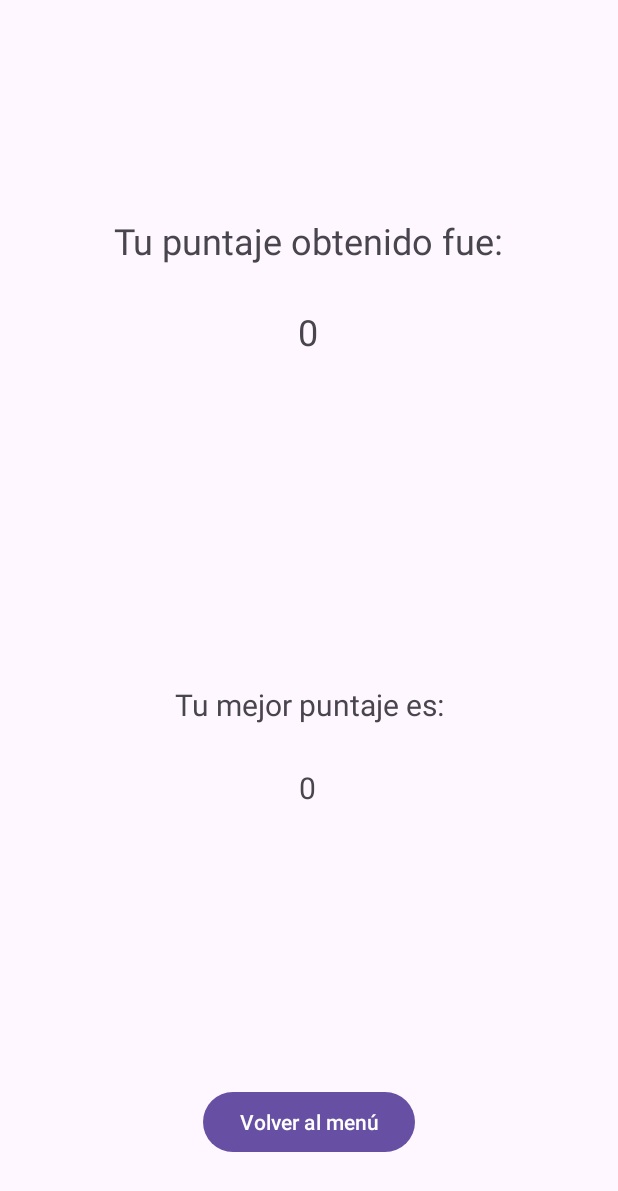
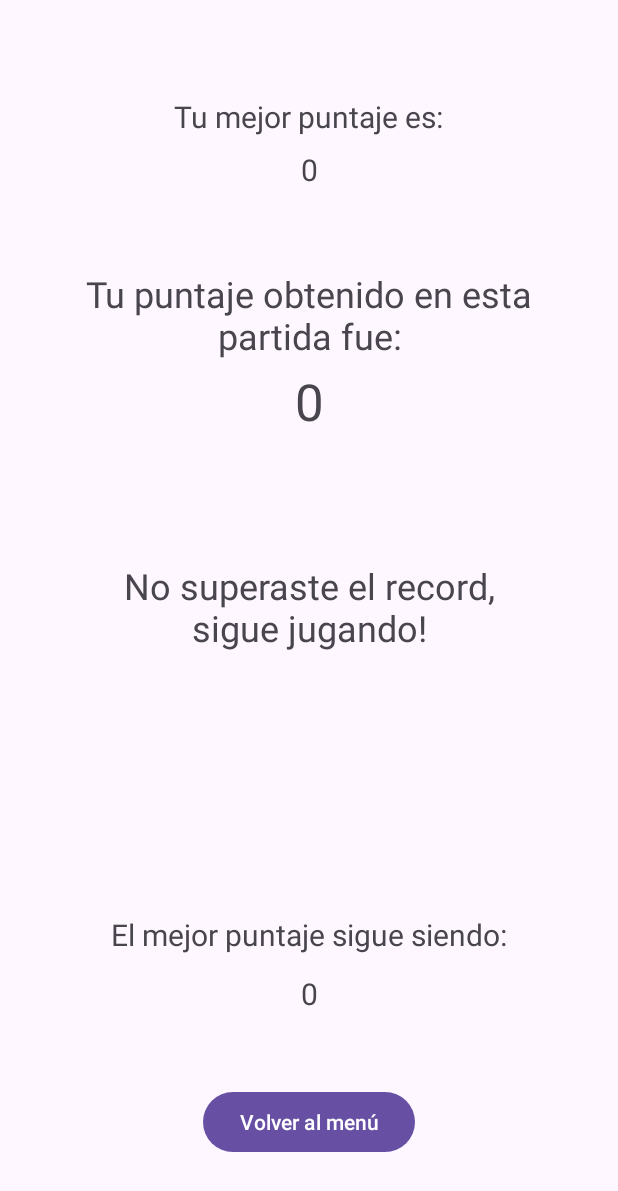
Before and after one commit to BenjaR-Dev/BopIt, an Android app: the PantallaFinActivity screen opened directly, with no data from a screen before it, on a phone screen of 412 x 824 dp. Shown: the top 1191 px of the screen. Run offline under Robolectric (Android 15) with nearby library versions, the phone set to English and light mode, and no system bars.

Commit message:
Segundo commit POA
Pantalla de fin, arreglo de bug que generaba que la aplicación se atascara al pasar al final y muchos problemas más.

```diff
--- a/app/src/main/java/cl/brodriguez/bopit/PantallaFinActivity.kt
+++ b/app/src/main/java/cl/brodriguez/bopit/PantallaFinActivity.kt
@@ -6,11 +6,15 @@ import androidx.appcompat.app.AppCompatActivity
 import android.os.Bundle
 import android.view.View
 import android.widget.TextView
+import android.widget.Toast
 
 class PantallaFinActivity : AppCompatActivity() {
 
     private lateinit var textViewPuntajeObtenido: TextView
-    private lateinit var textViewPuntajeMayor: TextView
+    private lateinit var textViewPuntajeMayorPrevio: TextView
+    private lateinit var textViewResultado: TextView
+    private lateinit var textViewConclusion: TextView
+    private lateinit var textViewPuntajeMayorNuevo: TextView
 
     override fun onCreate(savedInstanceState: Bundle?) {
         super.onCreate(savedInstanceState)
@@ -24,25 +28,37 @@ class PantallaFinActivity : AppCompatActivity() {
                 )
 
         //Text views
-        textViewPuntajeObtenido = findViewById(R.id.textViewPuntajeObtenido)
-        textViewPuntajeMayor = findViewById(R.id.textViewMejorPuntaje)
+        textViewPuntajeMayorPrevio = findViewById(R.id.TextView2)
+        textViewPuntajeObtenido = findViewById(R.id.TextView4)
+        textViewResultado = findViewById(R.id.TextView5)
+        textViewConclusion = findViewById(R.id.TextView6)
+        textViewPuntajeMayorNuevo = findViewById(R.id.TextView7)
 
         //Recuperar valor
         val puntajeObtenido = intent.getIntExtra("PUNTAJE", 0)
+        Toast.makeText(applicationContext, "$puntajeObtenido", Toast.LENGTH_SHORT).show()
         textViewPuntajeObtenido.text = "$puntajeObtenido"
 
         //Guardar puntaje máximo
         val sharedPreferences = getSharedPreferences("PuntajeMayor", Context.MODE_PRIVATE)
-        val puntajeMayor = sharedPreferences.getInt("puntaje_mayor", 0)
+        val puntajeMayorPrevio = sharedPreferences.getInt("puntaje_mayor", 0)
 
-        if (puntajeObtenido > puntajeMayor){
+        if (puntajeObtenido > puntajeMayorPrevio){
             val editor = sharedPreferences.edit()
             editor.putInt("puntaje_mayor", puntajeObtenido)
             editor.apply()
+            textViewPuntajeMayorNuevo.text = "$puntajeObtenido"
+            textViewResultado.text = getString(R.string.PuntajeMayorSuperado)
+            textViewConclusion.text = getString(R.string.PuntajeMayorNuevo)
+        }else{
+            textViewPuntajeMayorNuevo.text = "$puntajeMayorPrevio"
+            textViewResultado.text = getString(R.string.PuntajeMayorNoSuperado)
+            textViewConclusion.text = getString(R.string.PuntajeMayorSeMantiene)
         }
 
-        //Mostrar puntaje máximo
-        textViewPuntajeMayor.text = "$puntajeMayor"
+        //Mostrar puntajes máximos
+        textViewPuntajeMayorPrevio.text = "$puntajeMayorPrevio"
+
 
     }
 
--- a/app/src/main/java/cl/brodriguez/bopit/PantallaJuegoActivity.kt
+++ b/app/src/main/java/cl/brodriguez/bopit/PantallaJuegoActivity.kt
@@ -52,6 +52,13 @@ class PantallaJuegoActivity : AppCompatActivity(), SensorEventListener  {
     private var lastY: Float = 0f
     private var lastZ: Float = 0f
     private var lastTime: Long = 0
+
+    //
+    private var dif1: Boolean = false
+    private var dif2: Boolean = false
+    private var dif3: Boolean = false
+    private var dif4: Boolean = false
+    private var dif5: Boolean = false
 
     //Variables para verificar qué acción se está realizando y cual se solicita
     private var ultimaAccionRealizada: TipoAccion = TipoAccion.Reposo
@@ -108,11 +115,6 @@ class PantallaJuegoActivity : AppCompatActivity(), SensorEventListener  {
         mediaPlayer2 = MediaPlayer.create(this, R.raw.defeat)
         mediaPlayer3 = MediaPlayer.create(this, R.raw.background)
 
-        //Velocidad del audio de fondo
-        val playbackParams = PlaybackParams()
-        playbackParams.speed = 1.0f
-        mediaPlayer3.playbackParams = playbackParams
-
         //Se define el audio de fondo en bucle y se inicia
         mediaPlayer3.isLooping = true
         mediaPlayer3.start()
@@ -144,37 +146,52 @@ class PantallaJuegoActivity : AppCompatActivity(), SensorEventListener  {
         if (total < saltoDeNivel){
             tiempoCuentaRegresiva = 5000
             aumentarVelocidadAudio(1f)
+            dif1 = true
 
         }else if (total < saltoDeNivel*2){
             tiempoCuentaRegresiva = 4000
             aumentarVelocidadAudio(1.2f)
+            dif2 = true
 
         }else if (total < saltoDeNivel*3){
             tiempoCuentaRegresiva = 3000
             aumentarVelocidadAudio(1.4f)
+            dif3 = true
 
         }else if (total < saltoDeNivel*4){
             tiempoCuentaRegresiva = 2000
             aumentarVelocidadAudio(1.7f)
+            dif4 = true
 
         }else if (total < saltoDeNivel*5){
             tiempoCuentaRegresiva = 1000
             aumentarVelocidadAudio(2f)
+            dif5 = true
 
         }
 
     }
 
     private fun aumentarVelocidadAudio(velocidad: Float){
+
+        if (vidasRestantes > 0){
             val playbackParams = PlaybackParams()
             playbackParams.speed = velocidad
             mediaPlayer3.playbackParams = playbackParams
+        }
     }
 
     private fun comprobarAccion(){
 
         //Si el juego queda sin vidas
-        if (vidasRestantes <= 0){
+        if (vidasRestantes == 0){
+            vidasRestantes = -1
+            mediaPlayer.stop()
+            mediaPlayer2.stop()
+            mediaPlayer3.stop()
+            mediaPlayer.release()
+            mediaPlayer2.release()
+            mediaPlayer3.release()
             val intent = Intent(this, PantallaFinActivity::class.java)
             intent.putExtra("PUNTAJE", puntaje)
             startActivity(intent)
@@ -213,7 +230,7 @@ class PantallaJuegoActivity : AppCompatActivity(), SensorEventListener  {
         countDownTimer = object : CountDownTimer(tiempoCuentaRegresiva, 1000) {
             override fun onTick(millisUntilFinished: Long) {
                 //Cada segundo
-                val segundosRestantes = millisUntilFinished / 1000
+                val segundosRestantes = millisUntilFinished / 1000 + 1
                 textViewTiempo.text = "Tiempo restante: $segundosRestantes segundos"
 
                 if (vidasRestantes <= 0){
@@ -239,7 +256,7 @@ class PantallaJuegoActivity : AppCompatActivity(), SensorEventListener  {
     }
 
     private fun aleatorizarAccion() {
-        var numeroRandom: Int = Random.nextInt(0, 5)
+        var numeroRandom: Int = Random.nextInt(0, 4)
 
         if (numeroRandom == 0) {
             accionSolicitada = TipoAccion.Deslizamiento_arriba
@@ -325,17 +342,14 @@ class PantallaJuegoActivity : AppCompatActivity(), SensorEventListener  {
     }
 
     fun sonidoDerrota(){
+
+        if (vidasRestantes > 0){
             mediaPlayer2.stop()
             mediaPlayer2 = MediaPlayer.create(this, R.raw.defeat)
             mediaPlayer2.start()
         }
+    }
 
-    override fun onDestroy() {
-        super.onDestroy()
-        mediaPlayer.release()
-        mediaPlayer2.release()
-        mediaPlayer3.release()
-    }
 
     override fun onTouchEvent(event: MotionEvent): Boolean {
         gestureDetector.onTouchEvent(event)
--- a/app/src/main/java/cl/brodriguez/bopit/PreferenciasActivity.kt
+++ b/app/src/main/java/cl/brodriguez/bopit/PreferenciasActivity.kt
@@ -4,8 +4,6 @@ import android.os.Bundle
 import androidx.appcompat.app.AppCompatActivity
 import androidx.preference.PreferenceFragmentCompat
 import android.content.Context
-import androidx.preference.EditTextPreference
-import android.content.SharedPreferences
 import android.view.Menu
 import android.view.MenuItem
 import android.view.View
@@ -40,7 +38,7 @@ class PreferenciasActivity : AppCompatActivity() {
         val sharedPreferences = getSharedPreferences("PuntajeMayor", Context.MODE_PRIVATE)
         val mejorPuntaje = sharedPreferences.getInt("puntaje_mayor", 0)
 
-        textViewMejorPuntaje = findViewById(R.id.textViewMejorPuntaje)
+        textViewMejorPuntaje = findViewById(R.id.TextView7)
 
         textViewMejorPuntaje.text = "El mejor puntaje es: $mejorPuntaje"
 
@@ -59,7 +57,6 @@ class PreferenciasActivity : AppCompatActivity() {
 
 
     override fun onOptionsItemSelected(item: MenuItem): Boolean {
-        //Pantalla completa
 
         return when (item.itemId) {
             android.R.id.home -> {
--- a/app/src/main/res/layout/activity_pantalla_fin.xml
+++ b/app/src/main/res/layout/activity_pantalla_fin.xml
@@ -7,26 +7,27 @@
     tools:context=".PantallaFinActivity">
 
     <TextView
-        android:id="@+id/textView3"
-        android:layout_width="wrap_content"
-        android:layout_height="wrap_content"
-        android:layout_marginTop="144dp"
+        android:id="@+id/TextView3"
+        android:layout_width="319dp"
+        android:layout_height="61dp"
+        android:layout_marginTop="88dp"
         android:text="@string/PuntajeObtenido"
+        android:textAlignment="center"
         android:textSize="24sp"
         app:layout_constraintEnd_toEndOf="parent"
         app:layout_constraintStart_toStartOf="parent"
-        app:layout_constraintTop_toTopOf="parent" />
+        app:layout_constraintTop_toBottomOf="@+id/TextView1" />
 
     <TextView
-        android:id="@+id/textView4"
+        android:id="@+id/TextView6"
         android:layout_width="wrap_content"
         android:layout_height="wrap_content"
-        android:layout_marginTop="456dp"
-        android:text="@string/PuntajeMayor"
+        android:layout_marginBottom="12dp"
+        android:text="@string/PuntajeMayorSeMantiene"
         android:textSize="20sp"
+        app:layout_constraintBottom_toTopOf="@+id/TextView7"
         app:layout_constraintEnd_toEndOf="parent"
-        app:layout_constraintStart_toStartOf="parent"
-        app:layout_constraintTop_toTopOf="parent" />
+        app:layout_constraintStart_toStartOf="parent" />
 
     <Button
         android:id="@+id/button"
@@ -40,26 +41,61 @@
         app:layout_constraintStart_toStartOf="parent" />
 
     <TextView
-        android:id="@+id/textViewPuntajeObtenido"
+        android:id="@+id/TextView4"
         android:layout_width="wrap_content"
         android:layout_height="wrap_content"
-        android:layout_marginTop="28dp"
-        android:text="TextView"
-        android:textSize="24sp"
+        android:layout_marginTop="4dp"
+        android:text="1"
+        android:textAlignment="center"
+        android:textSize="34sp"
         app:layout_constraintEnd_toEndOf="parent"
-        app:layout_constraintHorizontal_bias="0.498"
         app:layout_constraintStart_toStartOf="parent"
-        app:layout_constraintTop_toBottomOf="@+id/textView3" />
+        app:layout_constraintTop_toBottomOf="@+id/TextView3" />
 
     <TextView
-        android:id="@+id/textViewMejorPuntaje"
+        android:id="@+id/TextView7"
         android:layout_width="wrap_content"
         android:layout_height="wrap_content"
-        android:layout_marginTop="28dp"
-        android:text="TextView"
+        android:layout_marginBottom="48dp"
+        android:text="0"
+        android:textSize="20sp"
+        app:layout_constraintBottom_toTopOf="@+id/button"
+        app:layout_constraintEnd_toEndOf="parent"
+        app:layout_constraintStart_toStartOf="parent" />
+
+    <TextView
+        android:id="@+id/TextView2"
+        android:layout_width="wrap_content"
+        android:layout_height="wrap_content"
+        android:layout_marginTop="8dp"
+        android:text="0"
+        android:textSize="20sp"
+        app:layout_constraintEnd_toEndOf="parent"
+        app:layout_constraintStart_toStartOf="parent"
+        app:layout_constraintTop_toBottomOf="@+id/TextView1" />
+
+    <TextView
+        android:id="@+id/TextView1"
+        android:layout_width="wrap_content"
+        android:layout_height="wrap_content"
+        android:layout_marginTop="64dp"
+        android:text="@string/PuntajeMayorPrevio"
+        android:textAlignment="center"
         android:textSize="20sp"
         app:layout_constraintEnd_toEndOf="parent"
         app:layout_constraintHorizontal_bias="0.498"
         app:layout_constraintStart_toStartOf="parent"
-        app:layout_constraintTop_toBottomOf="@+id/textView4" />
+        app:layout_constraintTop_toTopOf="parent" />
+
+    <TextView
+        android:id="@+id/TextView5"
+        android:layout_width="303dp"
+        android:layout_height="69dp"
+        android:layout_marginTop="84dp"
+        android:text="@string/PuntajeMayorNoSuperado"
+        android:textAlignment="center"
+        android:textSize="24sp"
+        app:layout_constraintEnd_toEndOf="parent"
+        app:layout_constraintStart_toStartOf="parent"
+        app:layout_constraintTop_toBottomOf="@+id/TextView4" />
 </androidx.constraintlayout.widget.ConstraintLayout>
--- a/app/src/main/res/layout/settings_activity.xml
+++ b/app/src/main/res/layout/settings_activity.xml
@@ -9,7 +9,7 @@
         android:layout_height="match_parent">
 
         <TextView
-            android:id="@+id/textViewMejorPuntaje"
+            android:id="@+id/TextView7"
             android:layout_width="wrap_content"
             android:layout_height="wrap_content"
             android:text="textViewMejorPuntaje"
@@ -34,7 +34,7 @@
             android:layout_height="553dp"
             app:layout_constraintEnd_toEndOf="parent"
             app:layout_constraintStart_toStartOf="parent"
-            app:layout_constraintTop_toBottomOf="@+id/textViewMejorPuntaje">
+            app:layout_constraintTop_toBottomOf="@+id/TextView7">
 
         </FrameLayout>
     </androidx.constraintlayout.widget.ConstraintLayout>
--- a/app/src/main/res/values/strings.xml
+++ b/app/src/main/res/values/strings.xml
@@ -22,8 +22,12 @@
     <string name="title_activity_preferencias">PreferenciasActivity</string>
 
     //Pantalla final
-    <string name="PuntajeObtenido">Tu puntaje obtenido fue:</string>
-    <string name="PuntajeMayor">Tu mejor puntaje es:</string>
+    <string name="PuntajeMayorPrevio">Tu mejor puntaje es:</string>
+    <string name="PuntajeObtenido">Tu puntaje obtenido en esta partida fue:</string>
+    <string name="PuntajeMayorSuperado">Superaste el record, felicidades!</string>
+    <string name="PuntajeMayorNoSuperado">No superaste el record, sigue jugando!</string>
+    <string name="PuntajeMayorNuevo">Tu nuevo mejor puntaje es:</string>
+    <string name="PuntajeMayorSeMantiene">El mejor puntaje sigue siendo:</string>
     <string name="BotonSalir">Volver al menú</string>
 
     <!-- Preference Titles -->
```
Lines whose indentation alone changed are shown as unchanged.
